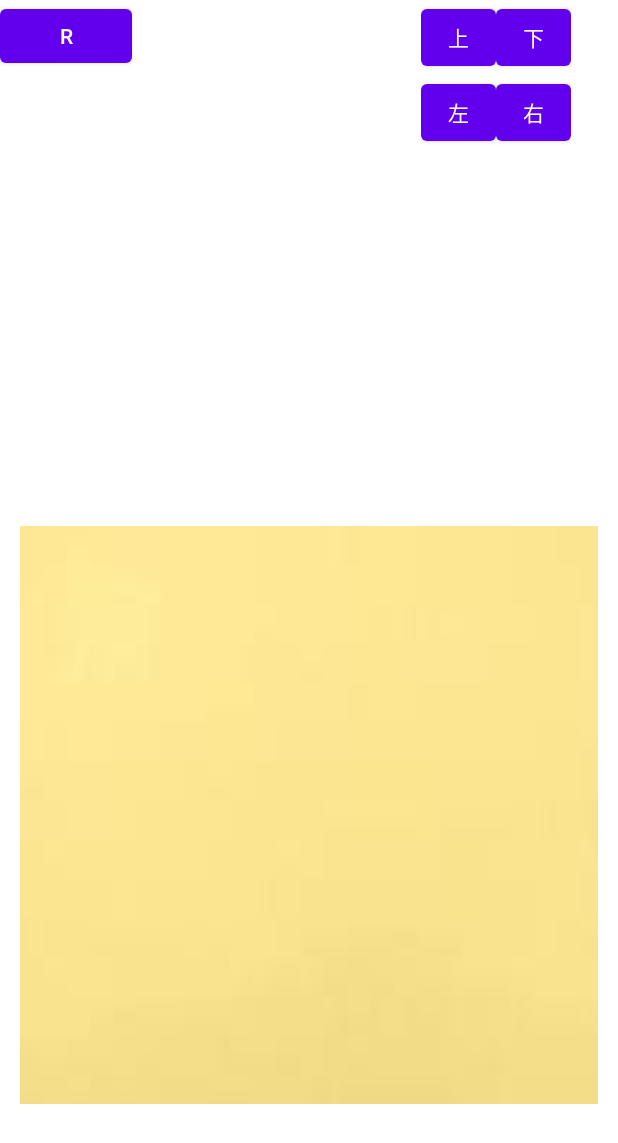
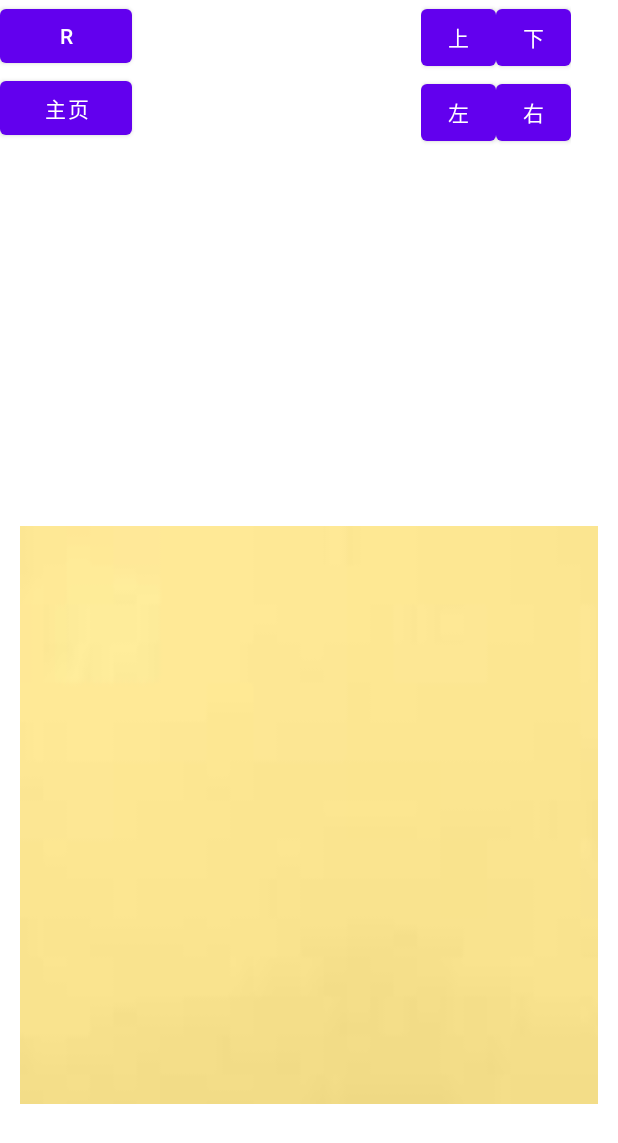
Before and after one commit to maoyifanEE/simpleGameWithKotlin_2048, an Android app: the layout fragment_classic_game.xml on its own in the app's theme, with its tools: preview values and no code run, on a phone screen of 412 x 824 dp. Shown: the top 1143 px of the screen. Run offline under Robolectric (Android 15) with nearby library versions, the phone set to English and light mode, and no system bars.

```diff
--- a/app/src/main/java/com/example/game2048/ClassicGameViewModel.kt
+++ b/app/src/main/java/com/example/game2048/ClassicGameViewModel.kt
@@ -36,10 +36,12 @@ class ClassicGameViewModel: ViewModel() {
                 textBackgroundArray[row][column].setBackgroundColor(pContext.getColor(androidx.appcompat.R.color.material_grey_600))
             }
         }
+
         for(row in 0..3){
             for(column in 0..3){
                 numArray[row][column] = 0
                 textArray[row][column].text = ""
+                textArray[row][column].visibility= VISIBLE
                 textArray[row][column].setBackgroundColor(pContext.getColor(androidx.appcompat.R.color.material_grey_600))
             }
         }
--- a/app/src/main/java/com/example/game2048/Fragment/ClassicGameFragment.kt
+++ b/app/src/main/java/com/example/game2048/Fragment/ClassicGameFragment.kt
@@ -75,12 +75,14 @@ class ClassicGameFragment : Fragment() {
         val btnLeft = view.findViewById<Button>(R.id.fragment_classicGame_btn_left)
         val btnRight = view.findViewById<Button>(R.id.fragment_classicGame_btn_right)
         val btnRestart = view.findViewById<Button>(R.id.fragment_classicGame_btn_restart)
-
-
+        val btnGoToMenu = view.findViewById<Button>(R.id.fragment_classicGame_btn_goToStartFragment)
 
         gameViewModel.gameInit(textArray,textBackgroundArray)
         btnRestart.setOnClickListener {
             gameViewModel.gameInit(textArray, textBackgroundArray)
+        }
+        btnGoToMenu.setOnClickListener{
+            goToFragment(StartFragment())
         }
         btnUp.setOnClickListener {
             gameViewModel.swipeUp(textArray)
--- a/app/src/main/java/com/example/game2048/MainActivity.kt
+++ b/app/src/main/java/com/example/game2048/MainActivity.kt
@@ -12,7 +12,7 @@ open class MainActivity : AppCompatActivity() {
         setContentView(R.layout.activity_main)
 
 
-        goToFragment(ClassicGameFragment())
+        goToFragment(StartFragment())
 
     }
 
--- a/app/src/main/res/layout/fragment_classic_game.xml
+++ b/app/src/main/res/layout/fragment_classic_game.xml
@@ -446,6 +446,12 @@
         android:text="R"
         android:layout_width="wrap_content"
         android:layout_height="wrap_content"/>
+    <Button
+        android:id="@+id/fragment_classicGame_btn_goToStartFragment"
+        android:text="主页"
+        app:layout_constraintTop_toBottomOf="@id/fragment_classicGame_btn_restart"
+        android:layout_width="wrap_content"
+        android:layout_height="wrap_content"/>
 
 
 </androidx.constraintlayout.widget.ConstraintLayout>
--- a/app/src/main/res/layout/fragment_start.xml
+++ b/app/src/main/res/layout/fragment_start.xml
@@ -25,7 +25,7 @@
         app:layout_constraintEnd_toEndOf="@id/startFragment_tv_title"
         app:layout_constraintTop_toBottomOf="@id/startFragment_tv_title"
         android:text="经典模式"
-        android:textColor="@color/black"
+        android:textColor="@color/white"
         android:background="#FAEBD7FF"
         android:layout_marginTop="10dp"
         android:layout_width="120dp"
@@ -42,4 +42,6 @@
         android:layout_width="120dp"
         android:layout_height="60dp"/>
 
+
+
 </androidx.constraintlayout.widget.ConstraintLayout>
```
Also changed, not shown: app/src/main/java/com/example/game2048/Constant.kt (+12 -12 lines).
